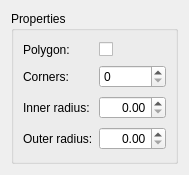
KDE/calligra, file shapes/pathshapes/star/StarShapeConfigWidget.ui: the form before one commit.
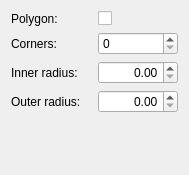
The form after the commit. Custom widgets are drawn as their Qt base class.

Commit message: remove properties groupbox from shape config widgets

What changed in the file:
```diff
--- a/shapes/pathshapes/star/StarShapeConfigWidget.ui
+++ b/shapes/pathshapes/star/StarShapeConfigWidget.ui
@@ -14,12 +14,6 @@
   </property>
   <layout class="QGridLayout" >
    <item row="0" column="0" >
-    <widget class="QGroupBox" name="propertiesGroup" >
-     <property name="title" >
-      <string>Properties</string>
-     </property>
-     <layout class="QGridLayout" >
-      <item row="0" column="0" >
        <widget class="QLabel" name="label_4" >
         <property name="text" >
          <string>Polygon:</string>
@@ -74,8 +68,18 @@
         </property>
        </widget>
       </item>
-     </layout>
-    </widget>
+   <item row="4" column="0" >
+    <spacer>
+     <property name="orientation" >
+      <enum>Qt::Vertical</enum>
+     </property>
+     <property name="sizeHint" >
+      <size>
+       <width>20</width>
+       <height>40</height>
+      </size>
+     </property>
+    </spacer>
    </item>
   </layout>
  </widget>
```
Lines whose indentation alone changed are shown as unchanged. The commit also changes 9 other files.
